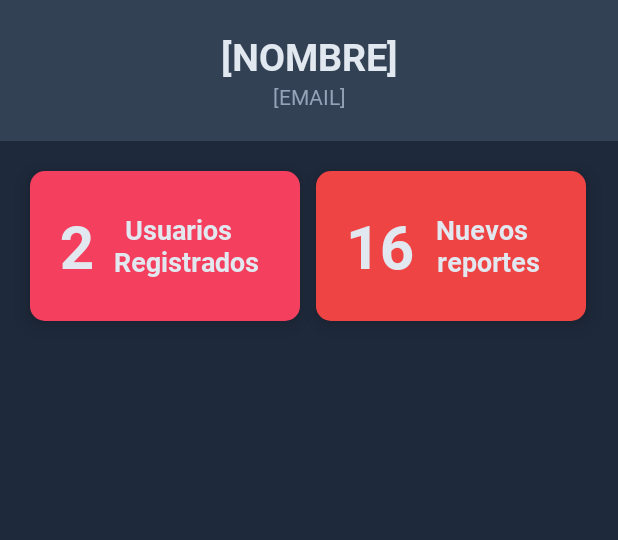
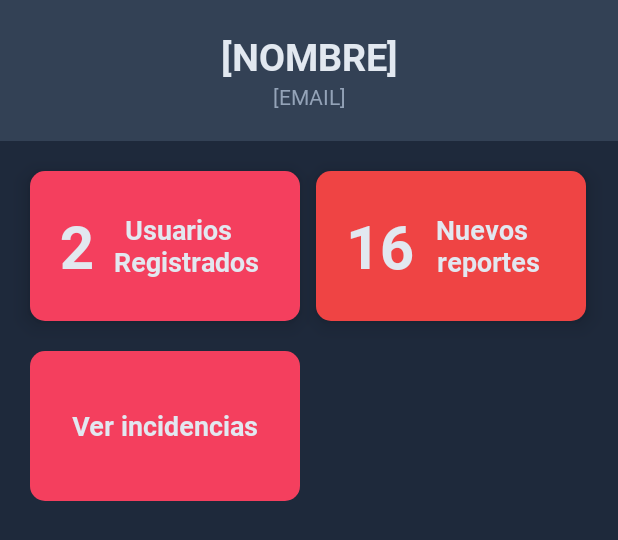
Before and after one commit to JonasG4/sysgi_app, an Android app: the layout fragment_dashboard.xml on its own in the app's theme, with its tools: preview values and no code run, on a phone screen of 412 x 824 dp. Shown: the top 540 px of the screen. Run offline under Robolectric (Android 15) with nearby library versions, the phone set to English and light mode, and no system bars; network calls fail.

Commit message:
Add design to CardView

```diff
--- a/app/build.gradle
+++ b/app/build.gradle
@@ -7,7 +7,7 @@ android {
 
     defaultConfig {
         applicationId "com.jonasgarcia.sys_gestion_incidentes"
-        minSdk 28
+        minSdk 26
         targetSdk 32
         versionCode 1
         versionName "1.0"
--- a/app/src/main/java/com/jonasgarcia/sys_gestion_incidentes/PanelControl.java
+++ b/app/src/main/java/com/jonasgarcia/sys_gestion_incidentes/PanelControl.java
@@ -12,6 +12,8 @@ import android.view.MenuItem;
 
 import com.google.android.material.bottomnavigation.BottomNavigationView;
 import com.jonasgarcia.sys_gestion_incidentes.adminUI.DashboardFragment;
+import com.jonasgarcia.sys_gestion_incidentes.adminUI.HomeIncidents;
+import com.jonasgarcia.sys_gestion_incidentes.employeeIU.HomeFragment;
 import com.jonasgarcia.sys_gestion_incidentes.employeeIU.ProfileFragment;
 
 public class PanelControl extends AppCompatActivity {
@@ -22,6 +24,7 @@ public class PanelControl extends AppCompatActivity {
 
     DashboardFragment dashboardFragment = new DashboardFragment();
     ProfileFragment profileFragment = new ProfileFragment();
+    HomeIncidents homeIncidents = new HomeIncidents();
 
     BottomNavigationView nav;
 
@@ -45,6 +48,9 @@ public class PanelControl extends AppCompatActivity {
             switch (item.getItemId()){
                 case R.id.menuDashboard:
                     loadFragment(dashboardFragment);
+                    return true;
+                case R.id.menuIncident:
+                    loadFragment(homeIncidents);
                     return true;
                 case R.id.menuProfile:
                     loadFragment(profileFragment);
--- a/app/src/main/java/com/jonasgarcia/sys_gestion_incidentes/adminUI/DashboardFragment.java
+++ b/app/src/main/java/com/jonasgarcia/sys_gestion_incidentes/adminUI/DashboardFragment.java
@@ -1,6 +1,7 @@
 package com.jonasgarcia.sys_gestion_incidentes.adminUI;
 
 import android.content.Context;
+import android.content.Intent;
 import android.content.SharedPreferences;
 import android.os.Bundle;
 
@@ -11,6 +12,7 @@ import androidx.fragment.app.Fragment;
 import android.view.LayoutInflater;
 import android.view.View;
 import android.view.ViewGroup;
+import android.widget.LinearLayout;
 import android.widget.TextView;
 
 import com.jonasgarcia.sys_gestion_incidentes.R;
--- a/app/src/main/res/layout/activity_main.xml
+++ b/app/src/main/res/layout/activity_main.xml
@@ -12,8 +12,7 @@
         android:layout_width="match_parent"
         android:layout_height="match_parent"
         android:layout_alignParentTop="true"
-        app:layout_behavior="@string/appbar_scrolling_view_behavior"
-        />
+        app:layout_behavior="@string/appbar_scrolling_view_behavior" />
 
     <com.google.android.material.bottomnavigation.BottomNavigationView
         android:id="@+id/botton_navigation"
--- a/app/src/main/res/layout/fragment_dashboard.xml
+++ b/app/src/main/res/layout/fragment_dashboard.xml
@@ -40,7 +40,7 @@
 
         <RelativeLayout
             android:layout_width="match_parent"
-            android:layout_height="match_parent">
+            android:layout_height="wrap_content">
 
             <LinearLayout
                 android:id="@+id/ly1"
@@ -110,5 +110,34 @@
 
             </LinearLayout>
         </RelativeLayout>
+
+        <RelativeLayout
+            android:layout_width="match_parent"
+            android:layout_height="match_parent">
+
+            <LinearLayout
+                android:id="@+id/lyIncident"
+                android:layout_width="180dp"
+                android:layout_height="100dp"
+                android:layout_alignParentStart="true"
+                android:layout_alignParentTop="true"
+                android:layout_marginStart="20dp"
+                android:layout_marginTop="0dp"
+                android:background="@drawable/container_rounded"
+                android:orientation="horizontal"
+                android:padding="20dp">
+
+                <TextView
+                    android:id="@+id/textView"
+                    android:layout_width="match_parent"
+                    android:layout_height="match_parent"
+                    android:layout_weight="1"
+                    android:fontFamily="@font/roboto_bold"
+                    android:gravity="center"
+                    android:text="Ver incidencias"
+                    android:textColor="@color/slate_200"
+                    android:textSize="18sp" />
+            </LinearLayout>
+        </RelativeLayout>
     </LinearLayout>
 </FrameLayout>
--- a/app/src/main/res/menu/bottom_nav_admin.xml
+++ b/app/src/main/res/menu/bottom_nav_admin.xml
@@ -7,10 +7,9 @@
         />
 
     <item
-        android:id="@+id/menuAdd"
+        android:id="@+id/menuIncident"
         android:icon="@drawable/ic_baseline_add_24"
-        android:title="Agregar"
-        />
+        android:title="Incidentes" />
     <item
         android:id="@+id/menuProfile"
         android:title="Perfil"
```
Also changed, not shown: app/src/main/java/com/jonasgarcia/sys_gestion_incidentes/Indicentes/Incidente.java (added, +69 -0 lines), app/src/main/java/com/jonasgarcia/sys_gestion_incidentes/adminUI/HomeIncidents.java (added, +112 -0 lines), app/src/main/java/com/jonasgarcia/sys_gestion_incidentes/adminUI/IncidentAdapter.java (added, +56 -0 lines), app/src/main/res/layout/fragment_home_incidents.xml (added, +12 -0 lines), app/src/main/res/layout/item_incident.xml (added, +68 -0 lines), app/src/main/res/drawable-v24/closet.jpg (added).
